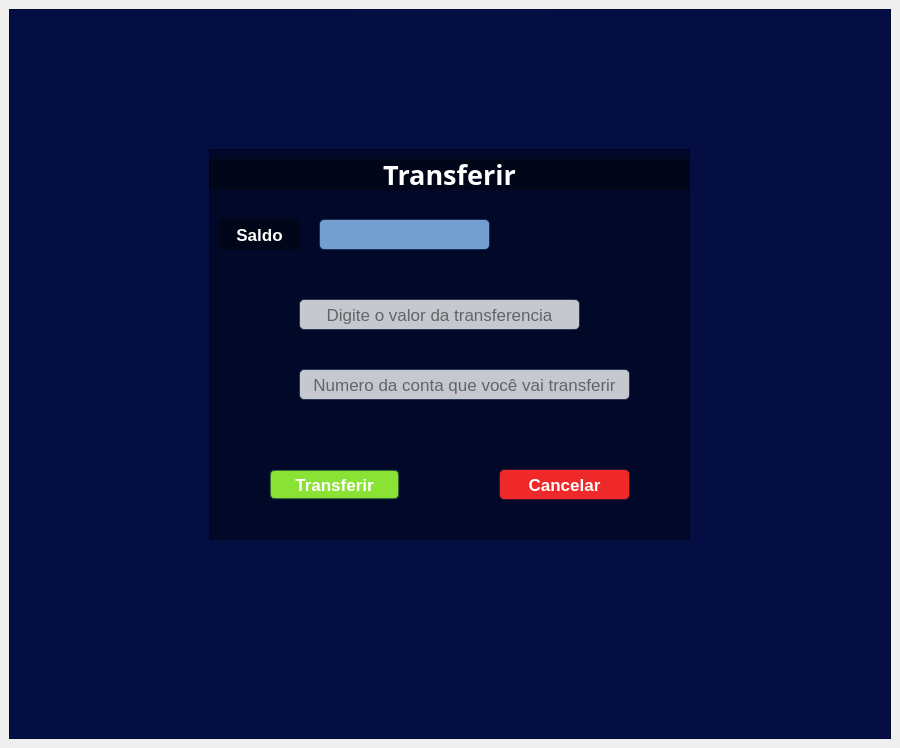
Old version of the form Telas/tela_transferencia.ui in the repository David-Marcoss/POO2_Trabalho.
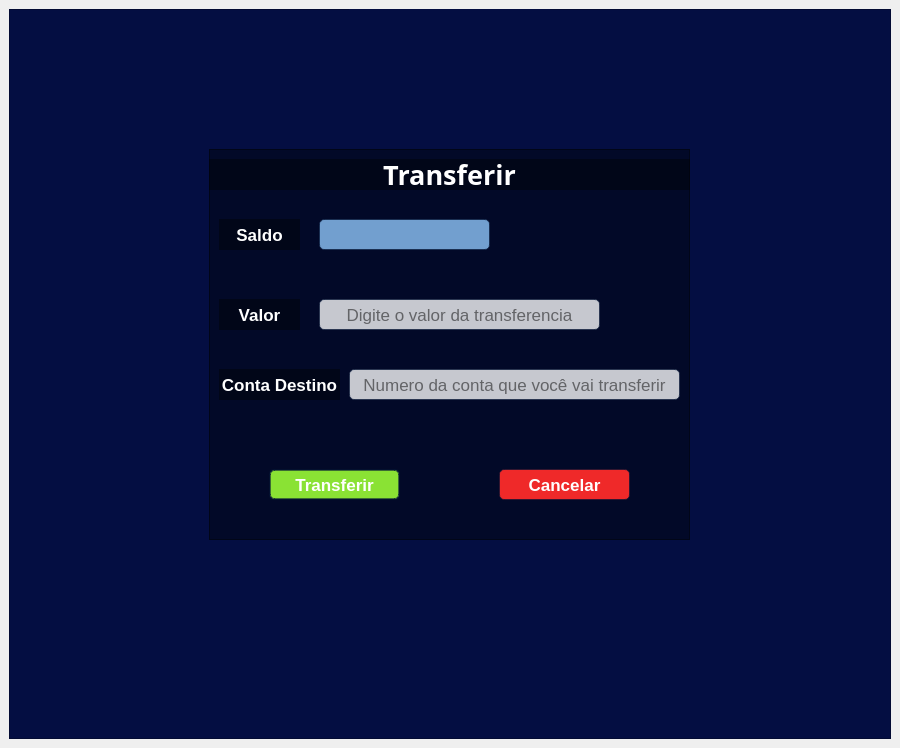
New version of the form. Icons and pictures are not drawn.

Commit message: - implementação das telas e funcionalidades do sistema

```diff
--- a/Telas/tela_transferencia.ui
+++ b/Telas/tela_transferencia.ui
@@ -61,7 +61,7 @@
        <widget class="QLineEdit" name="lineEdit">
         <property name="geometry">
          <rect>
-          <x>90</x>
+          <x>110</x>
           <y>150</y>
           <width>281</width>
           <height>31</height>
@@ -239,7 +239,7 @@
        <widget class="QLineEdit" name="lineEdit_5">
         <property name="geometry">
          <rect>
-          <x>90</x>
+          <x>140</x>
           <y>220</y>
           <width>331</width>
           <height>31</height>
@@ -266,6 +266,52 @@
          <string>Numero da conta que você vai transferir</string>
         </property>
        </widget>
+       <widget class="QLabel" name="label_4">
+        <property name="geometry">
+         <rect>
+          <x>10</x>
+          <y>150</y>
+          <width>81</width>
+          <height>31</height>
+         </rect>
+        </property>
+        <property name="font">
+         <font>
+          <pointsize>13</pointsize>
+          <weight>75</weight>
+          <bold>true</bold>
+         </font>
+        </property>
+        <property name="text">
+         <string>Valor</string>
+        </property>
+        <property name="alignment">
+         <set>Qt::AlignCenter</set>
+        </property>
+       </widget>
+       <widget class="QLabel" name="label_5">
+        <property name="geometry">
+         <rect>
+          <x>10</x>
+          <y>220</y>
+          <width>121</width>
+          <height>31</height>
+         </rect>
+        </property>
+        <property name="font">
+         <font>
+          <pointsize>13</pointsize>
+          <weight>75</weight>
+          <bold>true</bold>
+         </font>
+        </property>
+        <property name="text">
+         <string>Conta Destino</string>
+        </property>
+        <property name="alignment">
+         <set>Qt::AlignCenter</set>
+        </property>
+       </widget>
       </widget>
       <widget class="QLabel" name="label_2">
        <property name="geometry">
```
Left out of the diff: 6 changed lines with no effect on the pictures. The commit also changes 32 other files.
